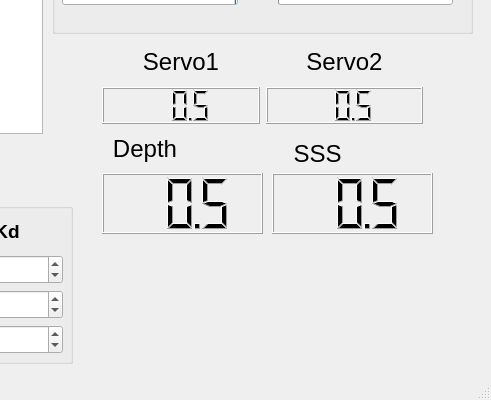
Above: PC/src/lib/gui/data_check.ui from Harumio1529/ChinMovi_Workspace before the change; both pictures show x 808 to 1299 and y 230 to 630 of the 1299 by 630 pixel window. Below: the same form after it.
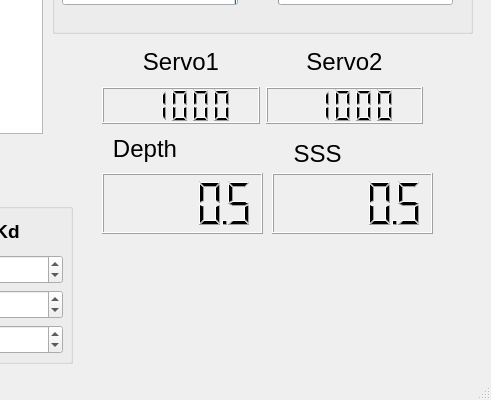
That is the form after the change. Custom widgets are drawn as their Qt base class.

Commit message: pc側コミット

What changed in the file:
```diff
--- a/PC/src/lib/gui/data_check.ui
+++ b/PC/src/lib/gui/data_check.ui
@@ -2683,7 +2683,7 @@
      <bool>true</bool>
     </property>
     <property name="digitCount">
-     <number>3</number>
+     <number>5</number>
     </property>
     <property name="value" stdset="0">
      <double>0.500000000000000</double>
@@ -2727,7 +2727,10 @@
      <bool>true</bool>
     </property>
     <property name="digitCount">
-     <number>3</number>
+     <number>5</number>
+    </property>
+    <property name="mode">
+     <enum>QLCDNumber::Mode::Dec</enum>
     </property>
     <property name="value" stdset="0">
      <double>0.500000000000000</double>
@@ -2805,11 +2808,11 @@
        <property name="smallDecimalPoint">
         <bool>true</bool>
        </property>
-       <property name="digitCount">
-        <number>3</number>
-       </property>
        <property name="value" stdset="0">
-        <double>0.500000000000000</double>
+        <double>1000.000000000000000</double>
+       </property>
+       <property name="intValue" stdset="0">
+        <number>1000</number>
        </property>
       </widget>
      </item>
@@ -2821,11 +2824,11 @@
        <property name="smallDecimalPoint">
         <bool>true</bool>
        </property>
-       <property name="digitCount">
-        <number>3</number>
-       </property>
        <property name="value" stdset="0">
-        <double>0.500000000000000</double>
+        <double>1000.000000000000000</double>
+       </property>
+       <property name="intValue" stdset="0">
+        <number>1000</number>
        </property>
       </widget>
      </item>
```
The commit also changes 1 other file.
